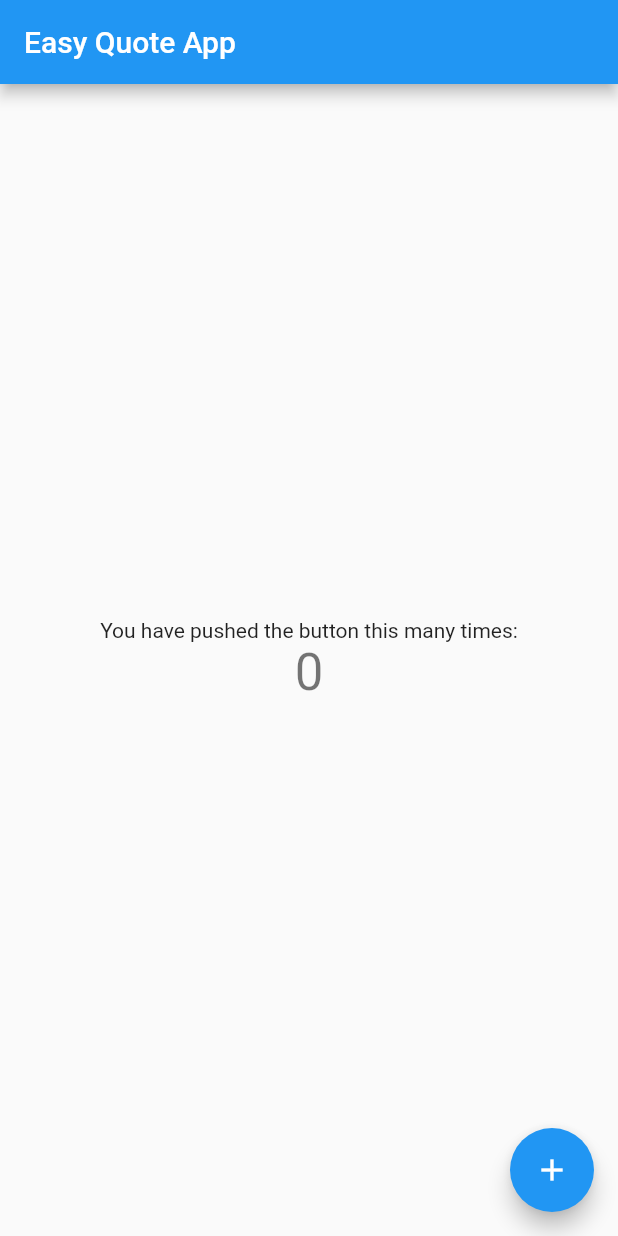
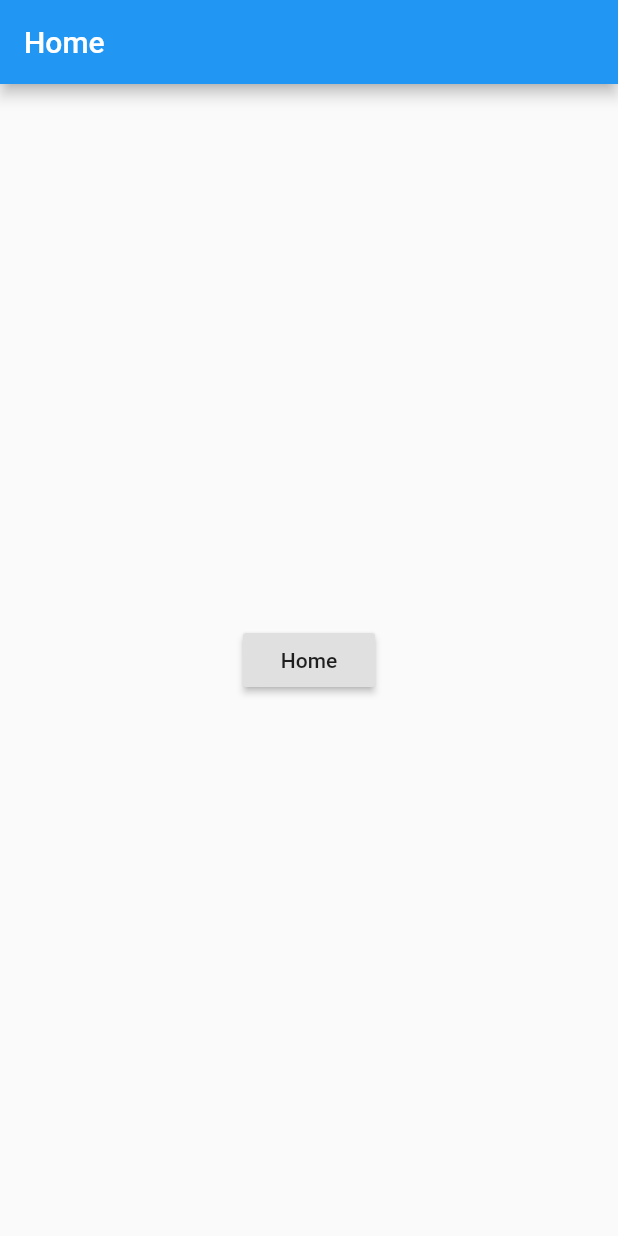
Before and after one commit to fabioranieri/my_meals_flutter_app, a Flutter app: the screen it shows after launch, on a phone screen of 412 x 824 dp. Run offline on Flutter 3.47's test engine with Material 2 defaults, Android fonts, the phone set to English and light mode, and no system bars.

Commit message:
Added two blanks screens and defined nav routes

```diff
--- a/lib/main.dart
+++ b/lib/main.dart
@@ -1,103 +1,16 @@
 import 'package:flutter/material.dart';
+import 'package:easy_quote_flutter_app/screens/login_screen.dart';
+import 'package:easy_quote_flutter_app/screens/home_screen.dart';
 
-void main() => runApp(MyApp());
-
-class MyApp extends StatelessWidget {
-  // This widget is the root of your application.
-  @override
-  Widget build(BuildContext context) {
-    return MaterialApp(
-      title: 'Easy Quote',
-      theme: ThemeData(
-        // flutter run
-        primarySwatch: Colors.blue,
-      ),
-      home: MyHomePage(title: 'Easy Quote App'),
-    );
-  }
+void main() {
+  runApp(MaterialApp(
+    title: 'Easy Quote App',
+    home: LoginScreen(),
+    theme: ThemeData(primarySwatch: Colors.blue),
+    initialRoute: '/home',
+    routes: {
+      '/home': (context) => HomeScreen(),
+      '/login': (context) => LoginScreen(),
+    },
+  ));
 }
-
-class MyHomePage extends StatefulWidget {
-  MyHomePage({Key key, this.title}) : super(key: key);
-
-  // This widget is the home page of your application. It is stateful, meaning
-  // that it has a State object (defined below) that contains fields that affect
-  // how it looks.
-
-  // This class is the configuration for the state. It holds the values (in this
-  // case the title) provided by the parent (in this case the App widget) and
-  // used by the build method of the State. Fields in a Widget subclass are
-  // always marked "final".
-
-  final String title;
-
-  @override
-  _MyHomePageState createState() => _MyHomePageState();
-}
-
-class _MyHomePageState extends State<MyHomePage> {
-  int _counter = 0;
-
-  void _incrementCounter() {
-    setState(() {
-      // This call to setState tells the Flutter framework that something has
-      // changed in this State, which causes it to rerun the build method below
-      // so that the display can reflect the updated values. If we changed
-      // _counter without calling setState(), then the build method would not be
-      // called again, and so nothing would appear to happen.
-      _counter++;
-    });
-  }
-
-  @override
-  Widget build(BuildContext context) {
-    // This method is rerun every time setState is called, for instance as done
-    // by the _incrementCounter method above.
-    //
-    // The Flutter framework has been optimized to make rerunning build methods
-    // fast, so that you can just rebuild anything that needs updating rather
-    // than having to individually change instances of widgets.
-    return Scaffold(
-      appBar: AppBar(
-        // Here we take the value from the MyHomePage object that was created by
-        // the App.build method, and use it to set our appbar title.
-        title: Text(widget.title),
-      ),
-      body: Center(
-        // Center is a layout widget. It takes a single child and positions it
-        // in the middle of the parent.
-        child: Column(
-          // Column is also layout widget. It takes a list of children and
-          // arranges them vertically. By default, it sizes itself to fit its
-          // children horizontally, and tries to be as tall as its parent.
-          //
-          // Invoke "debug painting" (press "p" in the console, choose the
-          // "Toggle Debug Paint" action from the Flutter Inspector in Android
-          // Studio, or the "Toggle Debug Paint" command in Visual Studio Code)
-          // to see the wireframe for each widget.
-          //
-          // Column has various properties to control how it sizes itself and
-          // how it positions its children. Here we use mainAxisAlignment to
-          // center the children vertically; the main axis here is the vertical
-          // axis because Columns are vertical (the cross axis would be
-          // horizontal).
-          mainAxisAlignment: MainAxisAlignment.center,
-          children: <Widget>[
-            Text(
-              'You have pushed the button this many times:',
-            ),
-            Text(
-              '$_counter',
-              style: Theme.of(context).textTheme.display1,
-            ),
-          ],
-        ),
-      ),
-      floatingActionButton: FloatingActionButton(
-        onPressed: _incrementCounter,
-        tooltip: 'Increment',
-        child: Icon(Icons.add),
-      ), // This trailing comma makes auto-formatting nicer for build methods.
-    );
-  }
-}
--- /dev/null
+++ b/lib/screens/home_screen.dart
@@ -0,0 +1,23 @@
+import 'package:flutter/material.dart';
+import 'package:easy_quote_flutter_app/screens/login_screen.dart';
+
+class HomeScreen extends StatelessWidget {
+  @override
+  Widget build(BuildContext context) {
+    return Scaffold(
+      appBar: AppBar(
+        title: Text('Home'),
+        automaticallyImplyLeading: false,
+      ),
+      body: Center(
+        child: RaisedButton(
+          child: Text('Home'),
+          onPressed: () {
+            // Navigator.pop(context);
+            // Navigator.push(context, MaterialPageRoute(builder: (context) => LoginScreen()));
+          },
+        ),
+      ),
+    );
+  }
+}
```
Also changed, not shown: lib/screens/login_screen.dart (added, +24 -0 lines), 1 other file.
